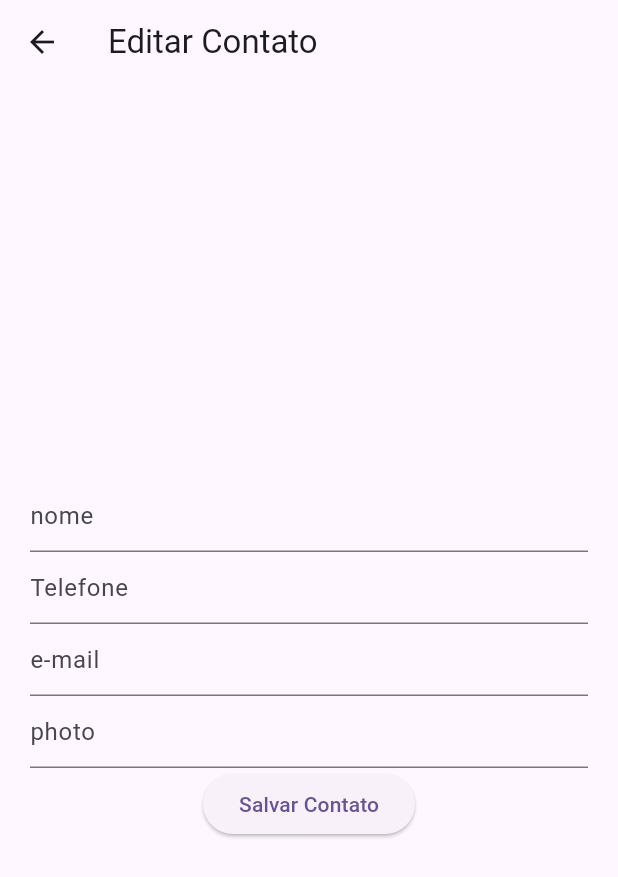
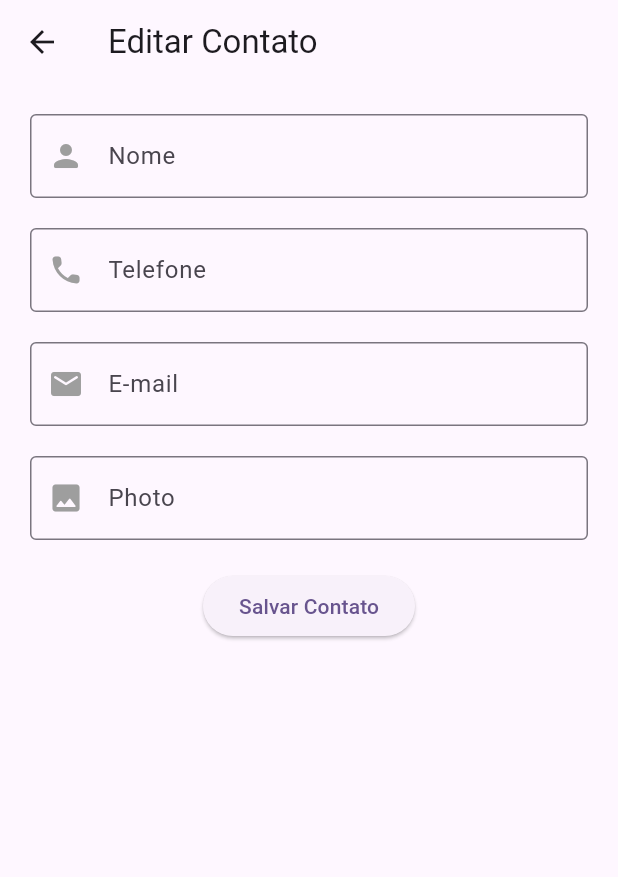
Before and after one commit to marxelo/contacts-app, a Flutter app: the FormPage screen opened directly, on a phone screen of 412 x 824 dp. Shown: the top 877 px of the screen. Run offline on Flutter 3.47's test engine with Material 2 defaults, Android fonts, the light colour scheme and no system bars; our stand-ins replace sqflite; accounts and stored records are empty.

Commit message:
form styling and validation

```diff
--- a/lib/form_page.dart
+++ b/lib/form_page.dart
@@ -1,5 +1,8 @@
 import 'package:flutter/material.dart';
 import 'database_helper.dart';
+
+const double sizedBoxHeight = 20;
+final _formKey = GlobalKey<FormState>();
 
 class FormPage extends StatefulWidget {
   const FormPage({Key? key, this.contactId}) : super(key: key);
@@ -14,6 +17,15 @@ class _FormPageState extends State<FormPage> {
   final _phoneController = TextEditingController();
   final _emailController = TextEditingController();
   final _photoController = TextEditingController();
+
+  String? validateEmail(String? email) {
+    RegExp emailRegex = RegExp(r'^[\w\.-]+@[\w-]+\.\w{2,3}(\.\w{2,3})?$');
+    final isEmailValid = emailRegex.hasMatch(email ?? '');
+    if (!isEmailValid) {
+      return 'Informe um e-mail válido';
+    }
+    return null;
+  }
 
   void fetchData() async {
     Map<String, dynamic>? data;
@@ -78,25 +90,98 @@ class _FormPageState extends State<FormPage> {
       ),
       body: Padding(
         padding: const EdgeInsets.all(20.0),
+        child: Form(
+          key: _formKey,
+          child: SingleChildScrollView(
             child: Column(
               mainAxisAlignment: MainAxisAlignment.center,
               children: <Widget>[
                 TextFormField(
                   controller: _nameController,
-              decoration: const InputDecoration(hintText: 'nome'),
+                  decoration: InputDecoration(
+                    hintText: 'Nome',
+                    border: const OutlineInputBorder(),
+                    prefixIcon: const Icon(Icons.person_rounded),
+                    prefixIconColor: MaterialStateColor.resolveWith(
+                        (Set<MaterialState> states) {
+                      if (states.contains(MaterialState.focused)) {
+                        return Colors.green;
+                      }
+                      if (states.contains(MaterialState.error)) {
+                        return Colors.red;
+                      }
+                      return Colors.grey;
+                    }),
                   ),
+                  enableSuggestions: true,
+                  keyboardType: TextInputType.name,
+                  validator: (value) => (value != null && value.trim().isEmpty)
+                      ? 'Nome deve ser preenchido'
+                      : null,
+                  autovalidateMode: AutovalidateMode.onUserInteraction,
+                ),
+                const SizedBox(height: sizedBoxHeight),
                 TextFormField(
                   controller: _phoneController,
-              decoration: const InputDecoration(hintText: 'Telefone'),
+                  decoration: InputDecoration(
+                    hintText: 'Telefone',
+                    border: const OutlineInputBorder(),
+                    prefixIcon: const Icon(Icons.phone_rounded),
+                    prefixIconColor: MaterialStateColor.resolveWith(
+                        (Set<MaterialState> states) {
+                      if (states.contains(MaterialState.focused)) {
+                        return Colors.green;
+                      }
+                      if (states.contains(MaterialState.error)) {
+                        return Colors.red;
+                      }
+                      return Colors.grey;
+                    }),
                   ),
+                  keyboardType: TextInputType.phone,
+                ),
+                const SizedBox(height: sizedBoxHeight),
                 TextFormField(
                   controller: _emailController,
-              decoration: const InputDecoration(hintText: 'e-mail'),
+                  decoration: InputDecoration(
+                    hintText: 'E-mail',
+                    border: const OutlineInputBorder(),
+                    prefixIcon: const Icon(Icons.email_rounded),
+                    prefixIconColor: MaterialStateColor.resolveWith(
+                        (Set<MaterialState> states) {
+                      if (states.contains(MaterialState.focused)) {
+                        return Colors.green;
+                      }
+                      if (states.contains(MaterialState.error)) {
+                        return Colors.red;
+                      }
+                      return Colors.grey;
+                    }),
                   ),
+                  keyboardType: TextInputType.emailAddress,
+                  validator: validateEmail,
+                  autovalidateMode: AutovalidateMode.onUserInteraction,
+                ),
+                const SizedBox(height: sizedBoxHeight),
                 TextFormField(
                   controller: _photoController,
-              decoration: const InputDecoration(hintText: 'photo'),
+                  decoration: InputDecoration(
+                    hintText: 'Photo',
+                    border: const OutlineInputBorder(),
+                    prefixIcon: const Icon(Icons.photo_rounded),
+                    prefixIconColor: MaterialStateColor.resolveWith(
+                        (Set<MaterialState> states) {
+                      if (states.contains(MaterialState.focused)) {
+                        return Colors.green;
+                      }
+                      if (states.contains(MaterialState.error)) {
+                        return Colors.red;
+                      }
+                      return Colors.grey;
+                    }),
                   ),
+                ),
+                const SizedBox(height: sizedBoxHeight),
                 ElevatedButton(
                   onPressed: () {
                     if (widget.contactId != null) {
@@ -112,6 +197,8 @@ class _FormPageState extends State<FormPage> {
               ],
             ),
           ),
+        ),
+      ),
     );
   }
 }
```
Lines whose indentation alone changed are shown as unchanged.
